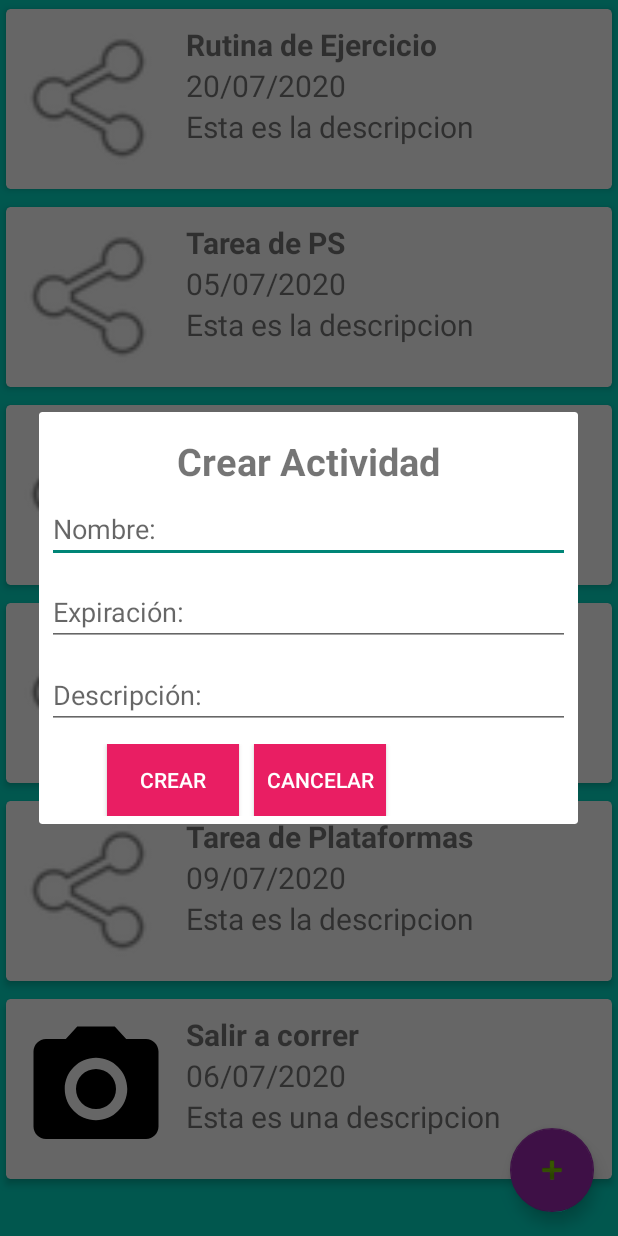
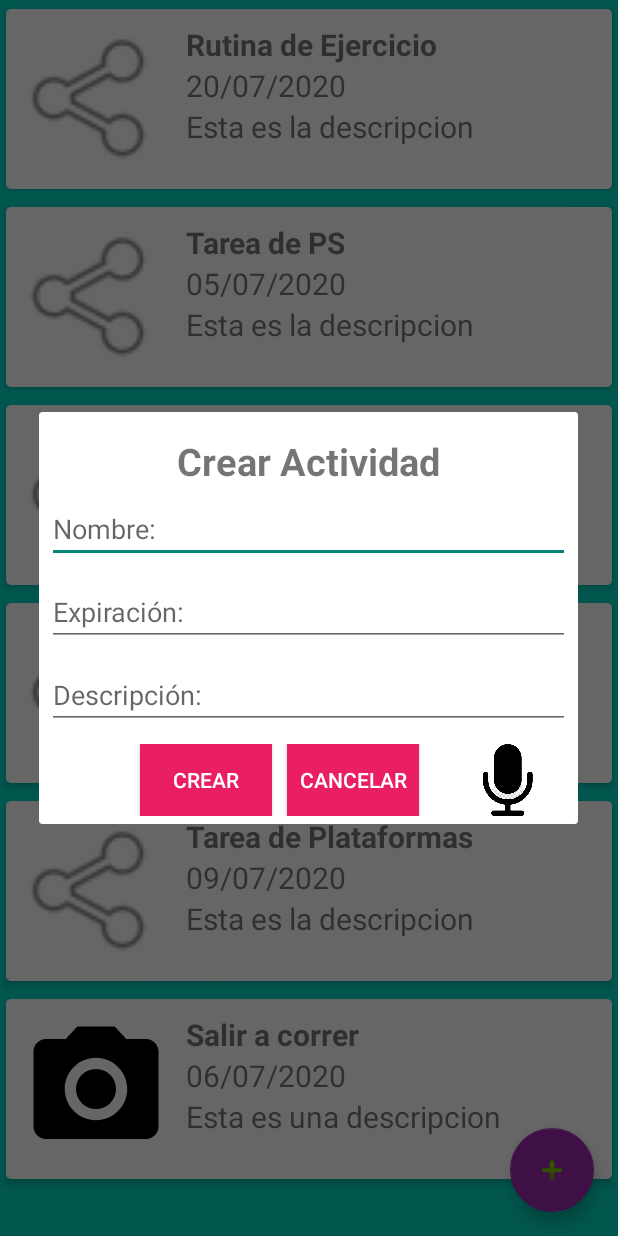
Before and after one commit to famurga/TaskBookProyecto, an Android app: the fragment Actividades shown on its own in the app's theme, after a tap on an icon or button, on a phone screen of 412 x 824 dp. Run offline under Robolectric (Android 15) with nearby library versions, the phone set to English and light mode, and no system bars.

Commit message:
Commit PC 9

```diff
--- a/app/src/main/java/com/example/taskbookproyecto/Actividades.java
+++ b/app/src/main/java/com/example/taskbookproyecto/Actividades.java
@@ -2,8 +2,11 @@ package com.example.taskbookproyecto;
 
 import android.app.AlertDialog;
 import android.app.DatePickerDialog;
+import android.content.ActivityNotFoundException;
+import android.content.Intent;
 import android.net.Uri;
 import android.os.Bundle;
+import android.speech.RecognizerIntent;
 import android.util.Log;
 import android.view.LayoutInflater;
 import android.view.View;
@@ -11,8 +14,11 @@ import android.view.ViewGroup;
 import android.widget.Button;
 import android.widget.DatePicker;
 import android.widget.EditText;
+import android.widget.ImageView;
 import android.widget.Toast;
 
+import androidx.annotation.NonNull;
+import androidx.annotation.Nullable;
 import androidx.fragment.app.DialogFragment;
 import androidx.fragment.app.Fragment;
 import androidx.recyclerview.widget.LinearLayoutManager;
@@ -27,6 +33,9 @@ import com.google.android.material.floatingactionbutton.FloatingActionButton;
 
 import java.util.ArrayList;
 import java.util.Calendar;
+import java.util.List;
+
+import static android.app.Activity.RESULT_OK;
 
 public class Actividades extends Fragment {
 
@@ -41,6 +50,9 @@ public class Actividades extends Fragment {
         int imagen;
     FloatingActionButton floatingActionButton;
     public String personName;
+    ImageView micImageView;
+    private static final int SPEECH_REQUEST_CODE = 0;
+     EditText edtDescripcion;
 
 
 
@@ -54,7 +66,7 @@ public class Actividades extends Fragment {
     public View onCreateView(LayoutInflater inflater, ViewGroup container,
                              Bundle savedInstanceState) {
 
-        View view = inflater.inflate(R.layout.fragment_actividades, container, false);
+        final View view = inflater.inflate(R.layout.fragment_actividades, container, false);
         recyclerViewActividades = view.findViewById(R.id.recyclerView);
 
 
@@ -70,6 +82,38 @@ public class Actividades extends Fragment {
                  edtNombre = (EditText) mview.findViewById(R.id.edtNombreActividad);
 
                 edtFecha = (EditText) mview.findViewById(R.id.edtFechaActividad);
+                micImageView = mview.findViewById(R.id.microAlertDialog);
+
+                micImageView.setOnClickListener(new View.OnClickListener() {
+                    @Override
+                    public void onClick(View v) {
+
+
+                        try{
+                            Intent intent = new Intent(RecognizerIntent.ACTION_RECOGNIZE_SPEECH);
+                            intent.putExtra(RecognizerIntent.EXTRA_LANGUAGE_MODEL,
+                                    RecognizerIntent.LANGUAGE_MODEL_FREE_FORM);
+                            intent.putExtra(RecognizerIntent.EXTRA_PROMPT, "Speech recognition demo");
+                            startActivityForResult(intent, SPEECH_REQUEST_CODE);
+                        }
+                        catch(ActivityNotFoundException e)
+                        {
+                            Intent browserIntent = new Intent(Intent.ACTION_VIEW,   Uri.parse("https://market.android.com/details?id=com.google.android.googlequicksearchbox"));
+                            startActivity(browserIntent);
+
+                        }
+
+
+
+                    }
+                });
+
+
+
+
+
+
+
                edtFecha.setOnClickListener(new View.OnClickListener() {
                    @Override
                    public void onClick(View v) {
@@ -78,7 +122,7 @@ public class Actividades extends Fragment {
 
                    }
                });
-                final EditText edtDescripcion = (EditText) mview.findViewById(R.id.edtDescripcionActividad);
+                 edtDescripcion = (EditText) mview.findViewById(R.id.edtDescripcionActividad);
                 Button btnCrearActividad = (Button) mview.findViewById(R.id.btnDialogCrear);
                 final Button btnCancelar = (Button) mview.findViewById(R.id.btnDialogCancelar);
 
@@ -123,6 +167,9 @@ public class Actividades extends Fragment {
                     }
                 });
 
+
+
+
                 mBuilder.setView(mview);
                 AlertDialog dialog =mBuilder.create();
                 dialog.show();
@@ -131,6 +178,7 @@ public class Actividades extends Fragment {
 
             }
         });
+
 
 
 
@@ -147,6 +195,56 @@ public class Actividades extends Fragment {
         // Inflate the layout for this fragment
         return view;
     }
+
+
+
+    // Cree una intención que pueda iniciar la actividad de Reconocimiento de voz
+    private void displaySpeechRecognizer() {
+        Intent intent = new Intent(RecognizerIntent.ACTION_RECOGNIZE_SPEECH);
+        intent.putExtra(RecognizerIntent.EXTRA_LANGUAGE_MODEL,
+                RecognizerIntent.LANGUAGE_MODEL_FREE_FORM);
+        // Comience la actividad, la intención se completará con el texto del discurso
+       startActivityForResult(intent, SPEECH_REQUEST_CODE);
+    }
+
+
+    // Esta devolución de llamada se invoca cuando regresa el Reconocimiento de voz.
+    // Aquí es donde procesas la intención y extraes el texto del discurso de la intención.
+
+    public void onActivityResult(int requestCode, int resultCode,
+                                    Intent data) {
+        if (requestCode == SPEECH_REQUEST_CODE && resultCode == RESULT_OK) {
+            List<String> results = data.getStringArrayListExtra(
+                    RecognizerIntent.EXTRA_RESULTS);
+            String spokenText = results.get(0);
+
+            descripcion =spokenText;
+          //  edtDescripcion = (EditText) getActivity().findViewById(R.id.edtDescripcionActividad);
+            edtDescripcion.setText(descripcion);
+
+            /*
+            if(spokenText=="siguiente página"){
+                Intent intent1 = new Intent(this,ActivitySiguiente.class);
+                startActivity(intent1);
+            }
+            if(spokenText.equals("siguiente página")){
+                Intent intent1 = new Intent(this,ActivitySiguiente.class);
+                startActivity(intent1);
+            }
+
+            if(spokenText.equals("hola")){
+                Intent intent1 = new Intent(this,ActivitySiguiente.class);
+                startActivity(intent1);
+            }
+            */
+            // Haz algo con voiceText
+        }
+        super.onActivityResult(requestCode, resultCode, data);
+    }
+
+
+
+
 
     public void showDataPickerDialog(){
         //DataPickerFragment newFragment1 =  new DataPickerFragment();
--- a/app/src/main/res/layout/dialog_crear_actividad.xml
+++ b/app/src/main/res/layout/dialog_crear_actividad.xml
@@ -38,6 +38,7 @@
     <LinearLayout
         android:id="@+id/linearLayout2"
         android:layout_width="match_parent"
+        android:gravity="center"
         android:layout_height="wrap_content"
         android:layout_marginTop="10dp"
         android:orientation="horizontal">
@@ -45,7 +46,7 @@
         <Button
             android:id="@+id/btnDialogCrear"
             android:layout_marginLeft="40dp"
-            android:layout_gravity="center"
+
             android:layout_width="wrap_content"
             android:layout_height="wrap_content"
             android:text="Crear"
@@ -56,9 +57,18 @@
             android:layout_width="wrap_content"
             android:layout_height="wrap_content"
             android:layout_marginLeft="10dp"
+            android:layout_marginRight="40dp"
             android:text="Cancelar"
             android:textColor="@android:color/white"
             android:background="#E91E63"/>
+
+        <ImageView
+            android:id="@+id/microAlertDialog"
+            android:layout_width="38dp"
+            android:layout_height="match_parent"
+            android:src="@drawable/mic">
+
+        </ImageView>
 
 
     </LinearLayout>
```
Also changed, not shown: app/src/main/res/drawable/mic.png (added), app/src/main/res/drawable/micro.png (added).
